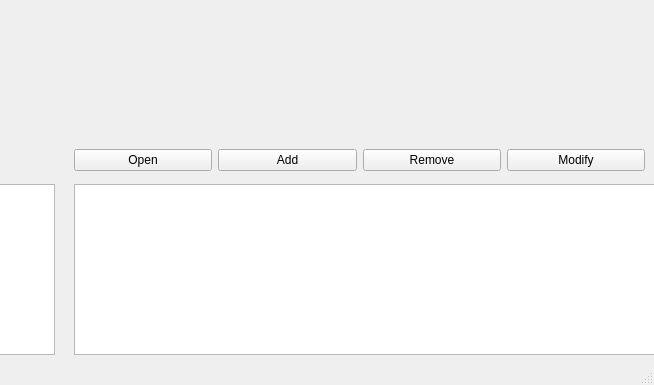
Qt form SRC/mainwindow.ui (ryanewart/SDI) before a commit; both pictures show x 606 to 1260 and y 515 to 900 of the 1260 by 900 pixel window.
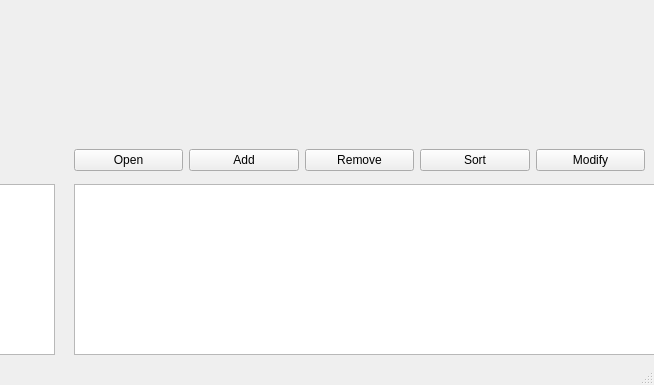
The same form after that commit.

Diff of the .ui file:
```diff
--- a/SRC/mainwindow.ui
+++ b/SRC/mainwindow.ui
@@ -162,6 +162,13 @@
        </property>
       </widget>
      </item>
+     <item>
+      <widget class="QPushButton" name="btn_SortList">
+       <property name="text">
+        <string>Sort</string>
+       </property>
+      </widget>
+     </item>
      <item>
       <widget class="QPushButton" name="btn_ModifyClass">
        <property name="text">
```
